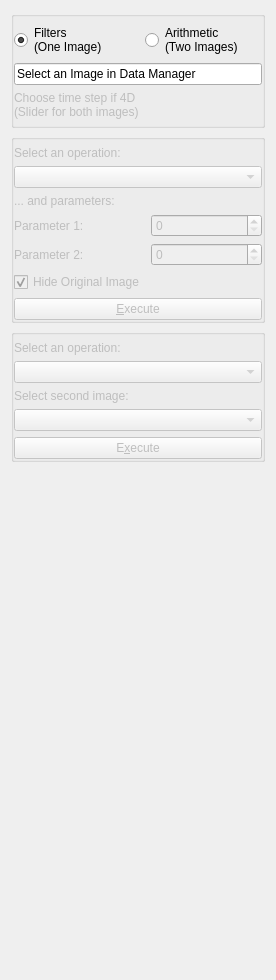
First picture: the form in Modules/Bundles/org.mitk.gui.qt.basicimageprocessing/src/internal/QmitkBasicImageProcessingViewControls.ui, repository MITK/MITK, before the edit.
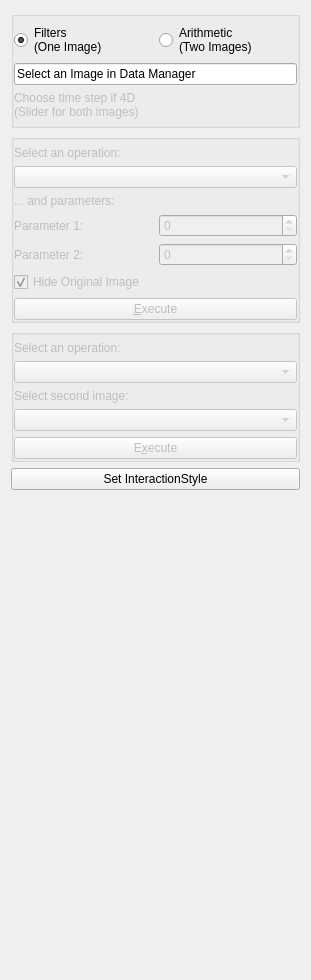
Second picture: the form after the edit. Custom widgets are drawn as their Qt base class.

Commit message: Added button for testing purposes into BasicImageProcessing

Diff of the .ui file:
```diff
--- a/Modules/Bundles/org.mitk.gui.qt.basicimageprocessing/src/internal/QmitkBasicImageProcessingViewControls.ui
+++ b/Modules/Bundles/org.mitk.gui.qt.basicimageprocessing/src/internal/QmitkBasicImageProcessingViewControls.ui
@@ -6,7 +6,7 @@
    <rect>
     <x>0</x>
     <y>0</y>
-    <width>272</width>
+    <width>311</width>
     <height>980</height>
    </rect>
   </property>
@@ -312,7 +312,7 @@
      </layout>
     </widget>
    </item>
-   <item row="3" column="0">
+   <item row="4" column="0">
     <spacer name="verticalSpacer">
      <property name="orientation">
       <enum>Qt::Vertical</enum>
@@ -325,6 +325,13 @@
      </property>
     </spacer>
    </item>
+   <item row="3" column="0">
+    <widget class="QPushButton" name="m_testButton">
+     <property name="text">
+      <string>Set InteractionStyle</string>
+     </property>
+    </widget>
+   </item>
   </layout>
  </widget>
  <customwidgets>
```
The commit also changes 3 other files.
